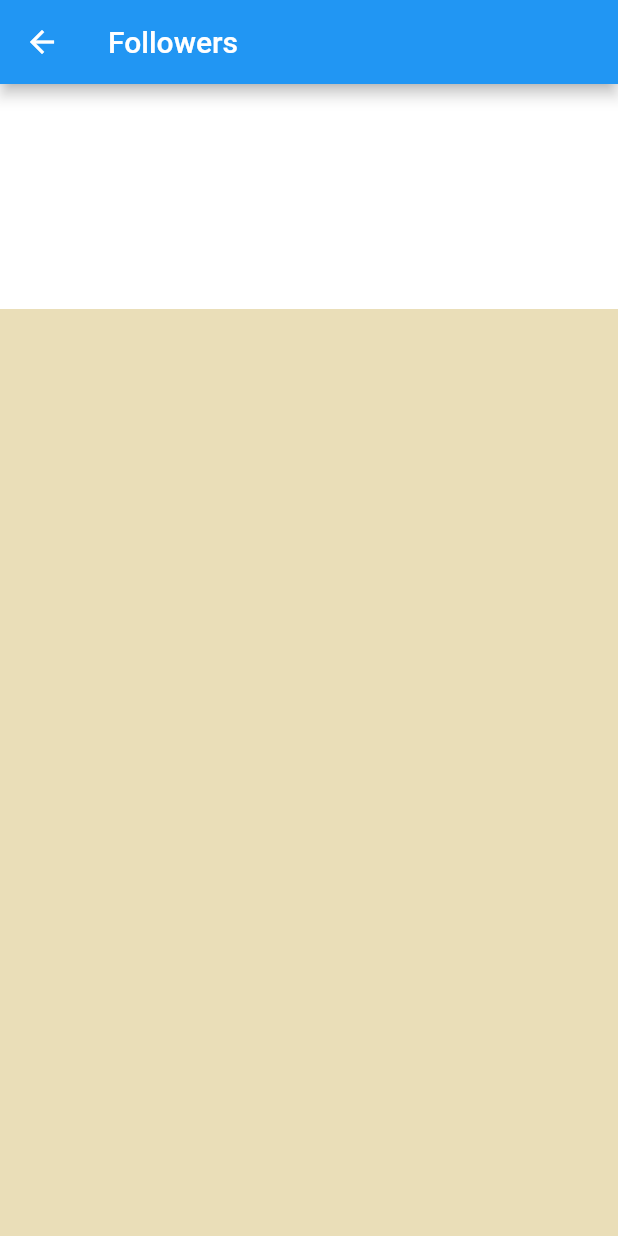
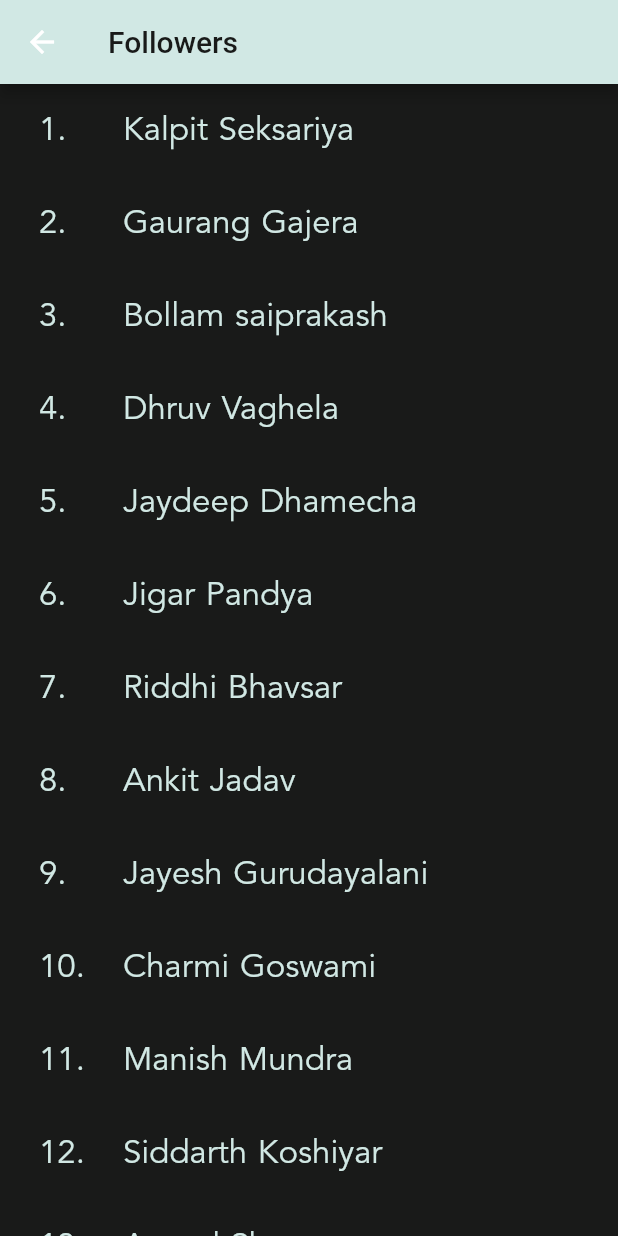
Before and after one commit to Haffshah/jsonassignment, a Flutter app: the screen it shows after launch, after a tap on "Followers", on a phone screen of 412 x 824 dp. Run offline on Flutter 3.47's test engine with Material 2 defaults, Android fonts, the phone set to English and light mode, and no system bars; network calls fail.

Commit message:
ListView

```diff
--- a/assets/profiledata.json
+++ b/assets/profiledata.json
@@ -9,5 +9,53 @@
   "following": 50,
   "profile_pic":
   "https://images.unsplash.com/photo-1524250502761-1ac6f2e30d43?ixid=MnwxMjA3fDB8MHxwaG90by1wYWdlfHx8fGVufDB8fHx8&ixlib=rb-1.2.1&auto=format&fit=crop&w=3988&q=80",
-  "peopleFollows" : [" Harsh Shah", " Farhan Shaikh", " Sajid Shaikh", " Harsh Kanani", " Jhanvi Vaishnav", " Manjeet Kaur"]
-}
+  "peopleFollows" :[  "Kalpit Seksariya",
+    "Gaurang Gajera",
+    "Bollam saiprakash",
+    "Dhruv Vaghela",
+    "Jaydeep Dhamecha",
+    "Jigar Pandya",
+    "Riddhi Bhavsar",
+    "Ankit Jadav",
+    "Jayesh Gurudayalani",
+    "Charmi Goswami",
+    "Manish Mundra ",
+    "Siddarth Koshiyar ",
+    "Anand Sharma ",
+    "Chirag Rami ",
+    "Akash Thakkar",
+    "Khushi Mundra",
+    "Ami Thakkar",
+    "Ashutosh Dave",
+    "Dhruv Samani",
+    "Sajid Shaikh ",
+    "QURESHI MOHAMMADJALAL",
+    "Devang Patel",
+    "Pravin Fofariya ",
+    "Raj Singhala",
+    "Mahesh Kumar Dey",
+    "Akshat Pujara",
+    "Shivam Pathak",
+    "Suhas Vaishnav",
+    "Nirbhay Goswami",
+    "Manjeet Kaur Bhasin",
+    "Yash Parmar",
+    "Rutvik Dhami",
+    "Harsh Shah",
+    "Farhan Shaikh ",
+    "Priyank Jamvecha",
+    "Rutvik Jamvecha",
+    "Raj Singhala",
+    "SRINIVAS KALYAN MORLA",
+    "Madhupada Vinay",
+
+    "Namrata Jenish kacha",
+    "Nisarg Parikh",
+    "Ruchi Kariya",
+   "Jhanvi Vaishnav",
+"Dhruv Sanjaybhai Kikani",
+    "Kushal jain",
+   "Renish Dudhat",
+   "ushal jain",
+    "Snehal Prajapati"
+  ]}
--- a/lib/FollowersPage.dart
+++ b/lib/FollowersPage.dart
@@ -5,35 +5,50 @@ class FollowersPage extends StatefulWidget {
   final ProfileData? profileData;
   const FollowersPage({Key? key, required this.profileData}) : super(key: key);
 
-
   @override
   _FollowersPageState createState() => _FollowersPageState();
 }
 
 class _FollowersPageState extends State<FollowersPage> {
-  ProfileData? profileData;
   @override
   Widget build(BuildContext context) {
     return Scaffold(
       appBar: AppBar(
-        title: Text("Followers"),
+        backgroundColor: Color(0xffD1E8E4),
+        title: Text(
+          "Followers",
+          style: TextStyle(color: Color(0xff191A19)),
+        ),
       ),
       backgroundColor: Color(0xffEADEB8),
-      body: Container(width: double.infinity,
-        height: 150,
-        color: Colors.white,
+      body: Container(
+        width: double.infinity,
         child: ListView.builder(
-          itemCount: profileData?.peopleFollows?.length ?? 0,
+          itemCount: widget.profileData?.peopleFollows?.length ?? 0,
           itemBuilder: (_, int i) {
-            return Center(
-              child: Text(
-                '${profileData?.peopleFollows?[i]}',
-                style: TextStyle(color: Colors.blue),
-              ),
-            );
+            return Container(
+                color: Color(0xff191A19),
+                padding: const EdgeInsets.symmetric(horizontal: 10,vertical: 3),
+                child: ListTile(
+                  leading: Text(
+                    '${i + 1}.',
+                    style: font22,
+                  ),
+                  title: Text(
+                    '${widget.profileData?.peopleFollows?[i]}',
+                    style: font22,
+                  ),
+                ));
           },
         ),
       ),
     );
   }
+
+  TextStyle get font22 => TextStyle(
+      color: Color(0xffD1E8E4),
+      fontFamily: 'Avenir',
+      fontWeight: FontWeight.w500,
+      wordSpacing: 1,
+      fontSize: 22);
 }
```
Also changed, not shown: lib/MyHomePage.dart (+70 -3 lines).
